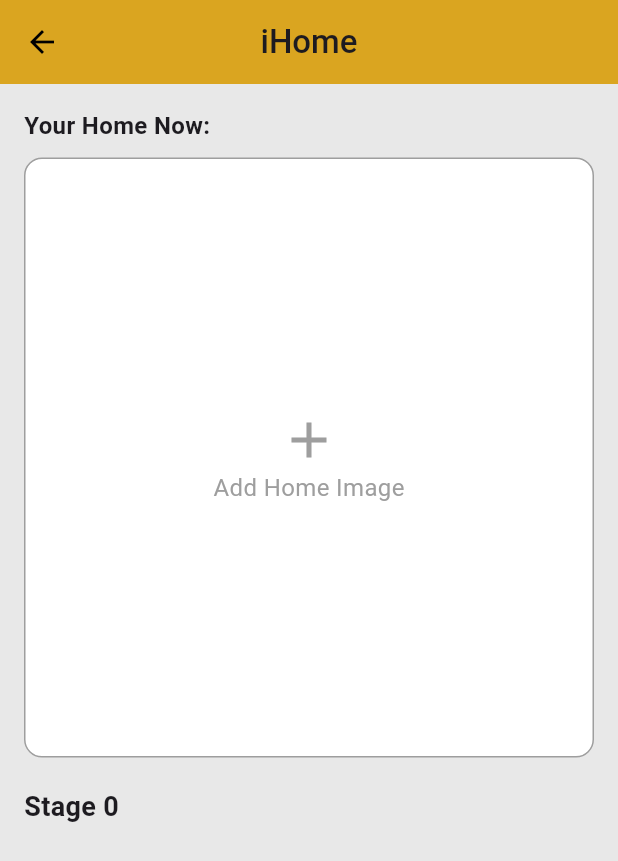
After one commit to luciuswilbert/expenseApp, a Flutter app: the IHomePage screen opened by its route, after a tap on "Add Home Image", on a phone screen of 412 x 824 dp. The commit adds this screen. Shown: the top 861 px of the screen. Run offline on Flutter 3.47's test engine with Material 3 defaults, Android fonts, the light colour scheme and no system bars; our stand-ins replace carousel_slider, cloud_firestore, firebase_auth, firebase_core, firebase_storage, fl_chart and 8 more; missing offline and left inert: flutter_sound, google_speech; accounts and stored records are empty; project files that could hold a hidden picture were left out.

Commit message:
Update Img2Img Features

```diff
--- a/lib/main.dart
+++ b/lib/main.dart
@@ -1,5 +1,6 @@
 import 'package:expense_app_project/pages/add_expense/ocr_add_expense.dart';
 import 'package:expense_app_project/pages/home/chatbot_page.dart';
+import 'package:expense_app_project/pages/home/ihome_page.dart';
 import 'package:expense_app_project/pages/login_register/google_profile.dart';
 import 'package:expense_app_project/pages/login_register/login_register_screen.dart';
 import 'package:expense_app_project/pages/login_register/login_screen.dart';
@@ -7,7 +8,7 @@ import 'package:expense_app_project/pages/login_register/profile_success_screen.
 import 'package:expense_app_project/pages/login_register/saving_profile_screen.dart';
 import 'package:expense_app_project/pages/login_register/sign_up_screen.dart';
 import 'package:expense_app_project/pages/summary/summary.dart';
-import 'package:expense_app_project/providers/google.dart';
+import 'package:expense_app_project/providers/google_auth_provider.dart';
 import 'package:flutter/material.dart';
 import 'package:firebase_core/firebase_core.dart';
 import 'package:expense_app_project/providers/firebase_options.dart';
@@ -70,6 +71,7 @@ class MyApp extends StatelessWidget {
           "/profile": (context) => ProfileScreen(),
           "/ocr": (context) => OCRAddExpensePage(),
           "/chatbot": (context) => const ChatbotPage(),
+          "/iHome": (context) => IHomePage(),
         },
       ),
     );
--- a/lib/pages/add_expense/add_expense.dart
+++ b/lib/pages/add_expense/add_expense.dart
@@ -1,7 +1,5 @@
 import 'dart:math';
-
 import 'package:expense_app_project/main.dart';
-import 'package:expense_app_project/pages/home/home_page.dart';
 import 'package:expense_app_project/utils/transaction_helpers.dart';
 import 'package:expense_app_project/widgets/custom_three_dot_menu.dart';
 import 'package:firebase_auth/firebase_auth.dart';
--- a/lib/pages/home/chatbot_page.dart
+++ b/lib/pages/home/chatbot_page.dart
@@ -112,7 +112,7 @@ class _ChatbotPageState extends State<ChatbotPage> {
 
     final prompt =
         isFirstMessage
-            ? '''You are a helpful AI financial assistant. Here is the user's transaction data in JSON format:$userDataJson
+            ? '''You are a helpful AI financial assistant. Cautions-(Do not add header, bold, or any symbol, just make it plain text) Here is the user's transaction data in JSON format:$userDataJson
         Now here is their first question:$message
         '''
             : message;
@@ -318,7 +318,7 @@ class _ChatbotPageState extends State<ChatbotPage> {
                                 messages.removeWhere(
                                   (m) => m['content']!.startsWith('Typing'),
                                 );
-                                messages.removeLast();
+                                // messages.removeLast();
                                 messages.add({'role': 'ai', 'content': reply});
                               });
                             }
--- a/lib/pages/home/home_page.dart
+++ b/lib/pages/home/home_page.dart
@@ -14,7 +14,8 @@ class _HomePageState extends State<HomePage> {
   Widget build(BuildContext context) {
     return Scaffold(
       backgroundColor: Colors.white,
-      body: SingleChildScrollView( // ✅ Ensures full page is scrollable
+      body: SingleChildScrollView(
+        // ✅ Ensures full page is scrollable
         child: Column(
           children: [
             Stack(
@@ -34,11 +35,19 @@ class _HomePageState extends State<HomePage> {
                     children: const [
                       Text(
                         'Good afternoon,',
-                        style: TextStyle(fontSize: 14, fontWeight: FontWeight.w500, color: Colors.black),
+                        style: TextStyle(
+                          fontSize: 14,
+                          fontWeight: FontWeight.w500,
+                          color: Colors.black,
+                        ),
                       ),
                       Text(
                         'Lucius Wilbert Tjoa',
-                        style: TextStyle(fontSize: 20, fontWeight: FontWeight.bold, color: Colors.black),
+                        style: TextStyle(
+                          fontSize: 20,
+                          fontWeight: FontWeight.bold,
+                          color: Colors.black,
+                        ),
                       ),
                     ],
                   ),
@@ -53,7 +62,11 @@ class _HomePageState extends State<HomePage> {
                     children: const [
                       Text(
                         'Total Balance',
-                        style: TextStyle(fontSize: 30, fontWeight: FontWeight.bold, color: Colors.black),
+                        style: TextStyle(
+                          fontSize: 30,
+                          fontWeight: FontWeight.bold,
+                          color: Colors.black,
+                        ),
                       ),
                       SizedBox(height: 3),
                       Text(
@@ -67,7 +80,6 @@ class _HomePageState extends State<HomePage> {
             ),
 
             const SizedBox(height: 20), // ✅ Leaves space below the stack
-
             /// ✅ Features Title
             Align(
               alignment: Alignment.centerLeft,
@@ -83,7 +95,6 @@ class _HomePageState extends State<HomePage> {
                 ),
               ),
             ),
-
 
             /// ✅ Feature Cards (OCR, Chatbot, etc.)
             Padding(
@@ -101,6 +112,10 @@ class _HomePageState extends State<HomePage> {
                   }),
                   _buildFeatureCard(Icons.mic, "Voice Assistant", () {}),
                   _buildFeatureCard(Icons.summarize, "AI Summary", () {}),
+
+                  _buildFeatureCard(Icons.home, "iHome", () {
+                    Navigator.pushNamed(context, "/iHome");
+                  }),
                 ],
               ),
             ),
--- /dev/null
+++ b/lib/pages/home/ihome_page.dart
@@ -0,0 +1,290 @@
+import 'dart:io';
+import 'package:cloud_firestore/cloud_firestore.dart';
+import 'package:expense_app_project/user_preferences/save_img.dart';
+import 'package:expense_app_project/providers/gemini_img2img_provider.dart';
+import 'package:firebase_auth/firebase_auth.dart';
+import 'package:flutter/material.dart';
+import 'package:image_picker/image_picker.dart';
+
+class IHomePage extends StatefulWidget {
+  const IHomePage({super.key});
+
+  @override
+  State<IHomePage> createState() => _IHomePageState();
+}
+
+class _IHomePageState extends State<IHomePage> {
+  List<File?> stageImages = List.filled(5, null);
+  int currentStage = 0;
+  bool loading = false;
+  File? selectedImage;
+
+  @override
+  void initState() {
+    super.initState();
+
+    loadStageImages().then((images) {
+      setState(() {
+        stageImages = images;
+        selectedImage = stageImages[0];
+      });
+      _fetchUserBudgetAndUpdateImage();
+    });
+  }
+
+  /// Map budget percentage (0.0 - 1.0) to stage (0-4)
+  int determineStage(double percentLeft) {
+    if (percentLeft < 0.05) return 4;
+    if (percentLeft < 0.10) return 3;
+    if (percentLeft < 0.20) return 2;
+    if (percentLeft < 0.30) return 1;
+    return 0;
+  }
+
+  String promptForStage(int stage) {
+    switch (stage) {
+      case 1:
+        return """
+        Draw a slightly damaged version of the house based on the uploaded image:
+        - Add light wear like minor cracks, faded paint, and a few missing shingles.
+        - Keep the house’s overall appearance and color scheme intact.
+        """;
+
+      case 2:
+        return """
+        Draw a moderately aged version of the house based on the original image:
+        - Add broken windows, moldy walls, and wall stains.
+        - Make the house appear weathered but still functional.
+        """;
+
+      case 3:
+        return """
+        Draw a heavily damaged version of the house from the original image:
+        - Large wall cracks, broken windows, collapsed sections of roof.
+        - Add visible signs of decay and destruction while keeping the structure identifiable.
+        """;
+
+      case 4:
+        return """
+        Draw a severely ruined and abandoned version of the house using the uploaded image:
+        - Broken walls, missing roof, overgrown vegetation, shattered glass, and debris.
+        - The house should look on the verge of collapse but remain recognizable in form.
+        """;
+
+      default:
+        return "";
+    }
+  }
+
+  Future<void> _handleUploadNewHome() async {
+    final picker = await ImagePicker().pickImage(source: ImageSource.gallery);
+    if (picker == null) return;
+
+    await clearAllStageImages(); // 🔴 CHANGE HERE: reset before save
+    File newImage = File(picker.path);
+    final bytes = await newImage.readAsBytes();
+    final saved = await saveStageImageToFile(bytes, 0);
+
+    setState(() {
+      stageImages = List.filled(5, null);
+      stageImages[0] = saved;
+      selectedImage = saved;
+      currentStage = 0;
+    });
+
+    _fetchUserBudgetAndUpdateImage();
+  }
+
+  Future<void> _updateImageForBudget(double budgetPercentLeft) async {
+    int newStage = determineStage(budgetPercentLeft);
+
+    if (stageImages[0] == null) return;
+
+    // 🛑 Already showing current stage
+    if (currentStage == newStage) return;
+
+    // ✅ Use cached image if already generated
+    if (stageImages[newStage] != null) {
+      setState(() {
+        currentStage = newStage;
+        selectedImage =
+            stageImages[newStage]; // 🔴 FIX: make sure image updates
+      });
+      return;
+    }
+
+    // ✅ No need to generate stage 0
+    if (newStage == 0) {
+      setState(() {
+        currentStage = 0;
+        selectedImage = stageImages[0];
+      });
+      return;
+    }
+
+    setState(() => loading = true);
+
+    // 🌟 Gemini call
+    final generatedBytes = await GeminiImg2ImgService.generateImageFromFile(
+      prompt: promptForStage(newStage),
+      imageFile: stageImages[0]!,
+    );
+
+    if (generatedBytes != null) {
+      final saved = await saveStageImageToFile(generatedBytes, newStage);
+      setState(() {
+        stageImages[newStage] = saved;
+        selectedImage = saved; // 🔴 FIX: show newly saved stage image
+        currentStage = newStage;
+        loading = false;
+      });
+    } else {
+      setState(() => loading = false);
+
+      // 🔴 CHANGE HERE: Add error dialog (optional)
+      ScaffoldMessenger.of(context).showSnackBar(
+        SnackBar(
+          content: Text(
+            "❌ Failed to generate image for stage $newStage (Budget left: ${(budgetPercentLeft * 100).toStringAsFixed(1)}%)",
+          ),
+        ),
+      );
+    }
+  }
+
+  Future<void> _fetchUserBudgetAndUpdateImage() async {
+    final user = FirebaseAuth.instance.currentUser;
+    if (user == null) return;
+
+    final userDoc =
+        await FirebaseFirestore.instance
+            .collection('users')
+            .doc(user.email)
+            .get();
+
+    if (!userDoc.exists || userDoc.data() == null) return;
+
+    final data = userDoc.data()!;
+    final budgetStr = data['budget'];
+    if (budgetStr == null) return;
+
+    final double budget = double.tryParse(budgetStr) ?? 0;
+    if (budget <= 0) return;
+
+    final transactionsSnapshot =
+        await FirebaseFirestore.instance
+            .collection('users')
+            .doc(user.email)
+            .collection('transactions')
+            .get();
+
+    double totalSpent = 0;
+    for (final doc in transactionsSnapshot.docs) {
+      final amount = doc.data()['amount'];
+      if (amount != null) {
+        totalSpent += (amount as num).toDouble();
+      }
+    }
+
+    final percentLeft = (budget - totalSpent) / budget;
+    print(
+      "📊 Budget: $budget | Spent: $totalSpent | Left: ${percentLeft * 100}%",
+    );
+
+    _updateImageForBudget(percentLeft.clamp(0.0, 1.0));
+  }
+
+  @override
+  Widget build(BuildContext context) {
+    return Scaffold(
+      backgroundColor: const Color(0xffE8E8E8),
+      appBar: AppBar(
+        title: const Text(
+          'iHome',
+          style: TextStyle(fontWeight: FontWeight.w500),
+        ),
+        backgroundColor: const Color(0xffDAA520),
+        centerTitle: true,
+        leading: IconButton(
+          icon: const Icon(Icons.arrow_back, color: Colors.black),
+          onPressed: () => Navigator.pop(context),
+        ),
+      ),
+      floatingActionButton:
+          selectedImage != null
+              ? FloatingActionButton(
+                onPressed: _handleUploadNewHome,
+                backgroundColor: const Color(0xffDAA520),
+                child: const Icon(Icons.add, color: Colors.white),
+              )
+              : null,
+      body:
+          loading
+              ? const Center(child: CircularProgressIndicator())
+              : Padding(
+                padding: const EdgeInsets.all(16.0),
+                child: Column(
+                  crossAxisAlignment: CrossAxisAlignment.start,
+                  children: [
+                    const Text(
+                      'Your Home Now: ',
+                      style: TextStyle(
+                        fontWeight: FontWeight.bold,
+                        fontSize: 16,
+                      ),
+                    ),
+                    const SizedBox(height: 10),
+                    GestureDetector(
+                      onTap: _handleUploadNewHome,
+                      child: Container(
+                        width: double.infinity,
+                        height: 400,
+                        decoration: BoxDecoration(
+                          border: Border.all(color: Colors.grey),
+                          borderRadius: BorderRadius.circular(12),
+                          color: Colors.white,
+                        ),
+                        child:
+                            selectedImage == null
+                                ? Column(
+                                  mainAxisAlignment: MainAxisAlignment.center,
+                                  children: const [
+                                    Icon(
+                                      Icons.add,
+                                      color: Colors.grey,
+                                      size: 40,
+                                    ),
+                                    Text(
+                                      'Add Home Image',
+                                      style: TextStyle(
+                                        color: Colors.grey,
+                                        fontSize: 16,
+                                      ),
+                                    ),
+                                  ],
+                                )
+                                : ClipRRect(
+                                  borderRadius: BorderRadius.circular(12),
+                                  child: Image.file(
+                                    selectedImage!,
+                                    width: double.infinity,
+                                    height: 400,
+                                    fit: BoxFit.cover,
+                                  ),
+                                ),
+                      ),
+                    ),
+                    const SizedBox(height: 20),
+                    Text(
+                      "Stage $currentStage",
+                      style: const TextStyle(
+                        fontSize: 18,
+                        fontWeight: FontWeight.bold,
+                      ),
+                    ),
+                  ],
+                ),
+              ),
+    );
+  }
+}
--- a/lib/pages/login_register/login_screen.dart
+++ b/lib/pages/login_register/login_screen.dart
@@ -3,11 +3,11 @@ import 'package:expense_app_project/pages/login_register/auth_theme.dart';
 import 'package:expense_app_project/pages/login_register/profile_setup_page.dart';
 import 'package:expense_app_project/pages/login_register/reset_password_screen.dart';
 import 'package:expense_app_project/pages/login_register/responsive_scroll.dart';
-import 'package:expense_app_project/providers/google.dart';
+import 'package:expense_app_project/providers/google_auth_provider.dart';
 import 'package:expense_app_project/widgets/custom_password_field.dart';
 import 'package:expense_app_project/widgets/custom_text_field.dart';
 import 'package:flutter/material.dart';
-import 'package:expense_app_project/providers/auth.dart';
+import 'package:expense_app_project/providers/auth_provider.dart';
 import 'package:firebase_auth/firebase_auth.dart';
 import 'package:provider/provider.dart';
 
--- a/lib/pages/login_register/sign_up_screen.dart
+++ b/lib/pages/login_register/sign_up_screen.dart
@@ -5,7 +5,7 @@ import 'package:expense_app_project/widgets/custom_password_field.dart';
 import 'package:expense_app_project/widgets/custom_text_field.dart';
 import 'package:flutter/gestures.dart';
 import 'package:flutter/material.dart';
-import 'package:expense_app_project/providers/auth.dart';
+import 'package:expense_app_project/providers/auth_provider.dart';
 import 'package:firebase_auth/firebase_auth.dart';
 
 class SignUpScreen extends StatefulWidget {
--- a/lib/pages/profile/account_info_edit_page.dart
+++ b/lib/pages/profile/account_info_edit_page.dart
@@ -3,11 +3,9 @@ import 'package:firebase_auth/firebase_auth.dart';
 import 'package:flutter/material.dart';
 import 'package:image_picker/image_picker.dart';
 import 'dart:io';
-
 import 'package:expense_app_project/widgets/custom_text_field.dart';
 import 'package:expense_app_project/widgets/custom_password_field.dart';
 import 'package:expense_app_project/widgets/custom_date_picker.dart';
-import 'package:expense_app_project/widgets/custom_back_button.dart';
 
 class AccountInfoEditPage extends StatefulWidget {
   final Map<String, dynamic> initialData;
--- a/lib/pages/profile/account_info_page.dart
+++ b/lib/pages/profile/account_info_page.dart
@@ -1,6 +1,5 @@
 import 'package:flutter/material.dart';
 import 'account_info_edit_page.dart';
-import 'package:expense_app_project/widgets/custom_back_button.dart';
 import 'package:firebase_auth/firebase_auth.dart';
 import 'package:cloud_firestore/cloud_firestore.dart';
 
--- a/lib/pages/profile/settings_page.dart
+++ b/lib/pages/profile/settings_page.dart
@@ -1,4 +1,3 @@
-import 'package:expense_app_project/widgets/custom_back_button.dart';
 import 'package:flutter/material.dart';
 import 'package:expense_app_project/widgets/custom_text_field.dart';
 import 'package:expense_app_project/widgets/custom_toggle.dart';
--- a/lib/pages/summary/summary.dart
+++ b/lib/pages/summary/summary.dart
@@ -3,7 +3,6 @@ import 'package:expense_app_project/pages/summary/bar_chart.dart';
 import 'package:expense_app_project/pages/summary/pie_chart.dart';
 import 'package:expense_app_project/pages/summary/summary_logic.dart';
 import 'package:expense_app_project/utils/transaction_helpers.dart';
-import 'package:expense_app_project/widgets/custom_toggle.dart';
 import 'package:firebase_auth/firebase_auth.dart';
 import 'package:flutter/material.dart';
 
--- /dev/null
+++ b/lib/providers/gemini_img2img_provider.dart
@@ -0,0 +1,53 @@
+import 'dart:io';
+import 'dart:convert';
+import 'dart:typed_data';
+import 'package:http/http.dart' as http;
+
+class GeminiImg2ImgService {
+  static const String apiUrl =
+      'https://gemini-img2img-1082344891584.asia-southeast1.run.app/generate-image';
+
+  static Future<Uint8List?> generateImageFromFile({
+    required String prompt,
+    required File imageFile,
+  }) async {
+    try {
+      print("🔹 Reading image file...");
+      final Uint8List imageBytes = await imageFile.readAsBytes();
+      print("✅ Image file read: ${imageBytes.lengthInBytes} bytes");
+
+      final String base64Image = base64Encode(imageBytes);
+
+      final body = jsonEncode({
+        "prompt": prompt,
+        "image_base64": base64Image,
+      });
+
+      print("🌐 Sending POST request to Cloud Run backend...");
+      final response = await http.post(
+        Uri.parse(apiUrl),
+        headers: {"Content-Type": "application/json"},
+        body: body,
+      );
+
+      print("📨 Response status: ${response.statusCode}");
+
+      if (response.statusCode == 200) {
+        final jsonData = jsonDecode(response.body);
+        final base64Result = jsonData['image_base64'];
+        if (base64Result != null) {
+          print("✅ Image received from Cloud Run Gemini API!");
+          return base64Decode(base64Result);
+        } else {
+          print("❗ image_base64 field missing from response.");
+        }
+      } else {
+        print("❌ Error from Cloud Run: ${response.statusCode} - ${response.body}");
+      }
+    } catch (e) {
+      print("❗ Exception during Cloud Run request: $e");
+    }
+
+    return null;
+  }
+}
--- /dev/null
+++ b/lib/user_preferences/save_img.dart
@@ -0,0 +1,46 @@
+import 'dart:io';
+import 'dart:typed_data';
+
+import 'package:path_provider/path_provider.dart';
+import 'package:shared_preferences/shared_preferences.dart';
+
+/// Save image for a specific stage (0 to 4)
+Future<File> saveStageImageToFile(Uint8List data, int stage) async {
+  final dir = await getApplicationDocumentsDirectory();
+  final file = File('${dir.path}/stage_$stage.png');
+  await file.writeAsBytes(data);
+  print("💾 Stage $stage image saved to: ${file.path}");
+
+  final prefs = await SharedPreferences.getInstance();
+  List<String> paths =
+      prefs.getStringList('stage_image_paths') ?? List.filled(5, '');
+  paths[stage] = file.path;
+  await prefs.setStringList('stage_image_paths', paths);
+  return file;
+}
+
+/// Load all 5 stage images from local storage
+Future<List<File?>> loadStageImages() async {
+  final prefs = await SharedPreferences.getInstance();
+  List<String> paths = prefs.getStringList('stage_image_paths') ?? List.filled(5, '');
+  return paths.map((path) => path.isNotEmpty && File(path).existsSync() ? File(path) : null).toList();
+}
+
+
+/// Clear all saved stage images and reset preferences
+Future<void> clearAllStageImages() async {
+  final prefs = await SharedPreferences.getInstance();
+  List<String> paths = prefs.getStringList('stage_image_paths') ?? [];
+
+  for (final path in paths) {
+    if (path.isNotEmpty) {
+      final file = File(path);
+      if (file.existsSync()) {
+        await file.delete();
+      }
+    }
+  }
+
+  await prefs.remove('stage_image_paths');
+  print("🧹 All stage images cleared.");
+}
--- a/pubspec.yaml
+++ b/pubspec.yaml
@@ -35,7 +35,7 @@ dependencies:
   # Use with the CupertinoIcons class for iOS style icons.
   cupertino_icons: ^1.0.8
   image_picker: ^1.1.2
-  shared_preferences: ^2.5.2
+  shared_preferences: ^2.5.3
   intl: ^0.20.2
   dropdown_button2: ^2.3.9
   path: ^1.9.0
@@ -53,9 +53,10 @@ dependencies:
   google_generative_ai: ^0.4.6
   flutter_slidable:
   flutter_sound: ^9.2.13
-  path_provider: ^2.0.0
+  path_provider: ^2.1.5
   google_speech:
   flutter_dotenv: ^5.1.0
+  flutter_pixel: ^0.0.3
 
 dev_dependencies:
   flutter_test:
```
Also changed, not shown: lib/widgets/custom_image_card.dart (added, +65 -0 lines), lib/providers/auth_provider.dart (renamed from lib/providers/auth.dart), lib/providers/google_auth_provider.dart (renamed from lib/providers/google.dart), pubspec.lock, 5 other files.
